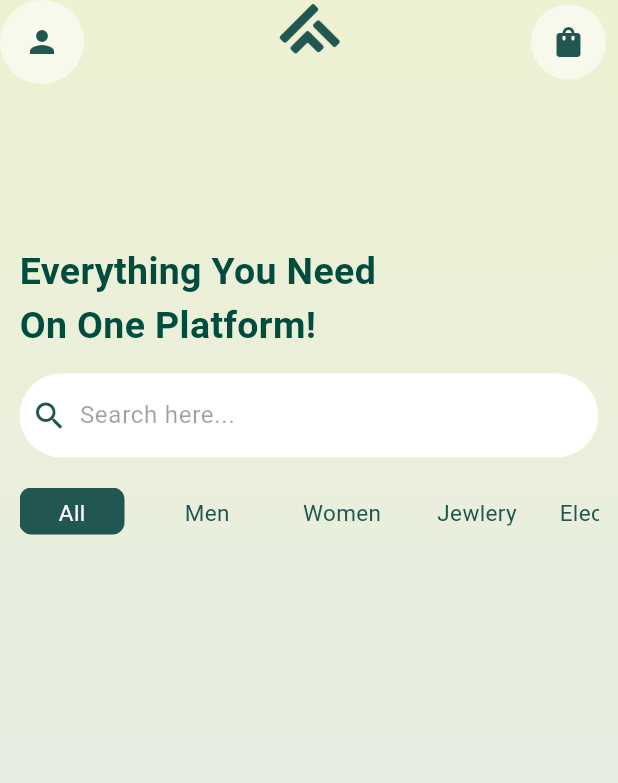
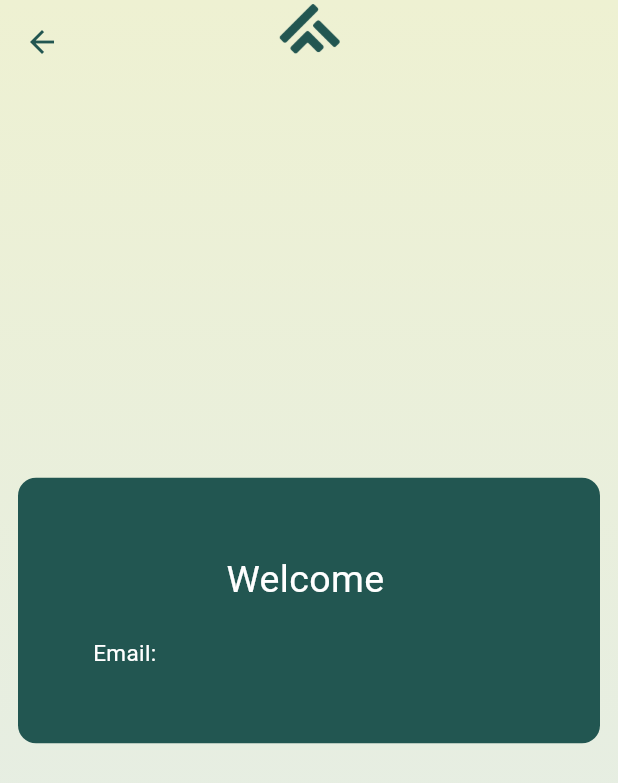
Before and after one commit to OmarElmanzalawy/mini_ecommerce, a Flutter app: the HomeScreen screen opened by its route, after a tap on the "person" icon, on a phone screen of 412 x 824 dp. Shown: the top 783 px of the screen. Run offline on Flutter 3.47's test engine with Material 3 defaults, Android fonts, the phone set to English and light mode, and no system bars; our stand-ins replace dio, email_validator, firebase_auth, firebase_core, flutter_riverpod, get_it and 2 more; accounts and stored records are empty; network calls fail.

Commit message:
finished profile screen and bottom navigation bar

```diff
--- a/lib/main.dart
+++ b/lib/main.dart
@@ -7,6 +7,7 @@ import 'package:mini_ecommerce/models/product_model.dart';
 import 'package:mini_ecommerce/screens/cart_screen.dart';
 import 'package:mini_ecommerce/screens/home_screen.dart';
 import 'package:mini_ecommerce/screens/product_details_screen.dart';
+import 'package:mini_ecommerce/screens/profile_screen.dart';
 import 'package:mini_ecommerce/screens/sign_in_screen.dart';
 import 'package:mini_ecommerce/screens/sign_up_screen.dart';
 import 'package:mini_ecommerce/screens/splash_screen.dart';
@@ -50,6 +51,10 @@ final GoRouter _router = GoRouter(
         return ProductDetailsScreen(model: product,);
       }
     ),
+      GoRoute(
+      path: '/profile',
+      builder: (context, state) => ProfileScreen()
+    ),
 ]);
 
 class MainApp extends StatelessWidget {
--- a/lib/screens/cart_screen.dart
+++ b/lib/screens/cart_screen.dart
@@ -2,6 +2,7 @@ import 'package:flutter/material.dart';
 import 'package:flutter_riverpod/flutter_riverpod.dart';
 import 'package:mini_ecommerce/constants/app_colors.dart';
 import 'package:mini_ecommerce/view_model/cart_provider.dart';
+import 'package:mini_ecommerce/view_model/products_provider.dart';
 import 'package:mini_ecommerce/widgets/action_button.dart';
 import 'package:mini_ecommerce/widgets/cart/checkout_product_card.dart';
 import 'package:mini_ecommerce/widgets/gradient_background.dart';
@@ -42,7 +43,7 @@ class CartScreen extends ConsumerWidget {
               padding: const EdgeInsets.symmetric(horizontal: 12.0,vertical: 30),
               child: Row(
                 children: [
-                  Text('Total: 500\$',style: TextStyle(fontSize: 25,fontWeight: FontWeight.bold),),
+                  Text('Total: ${ref.read(cartProvider.notifier).calculateTotal()}\$',style: TextStyle(fontSize: 25,fontWeight: FontWeight.bold),),
                   Spacer(),
                   ActionButton(text: 'Checkout',width: 120,padding: 0),
                 ],
--- a/lib/screens/home_screen.dart
+++ b/lib/screens/home_screen.dart
@@ -1,22 +1,26 @@
+import 'package:firebase_auth/firebase_auth.dart';
+import 'package:firebase_core/firebase_core.dart';
 import 'package:flutter/material.dart';
 import 'package:flutter_riverpod/flutter_riverpod.dart';
 import 'package:go_router/go_router.dart';
 import 'package:mini_ecommerce/constants/app_colors.dart';
 import 'package:mini_ecommerce/constants/enums.dart';
-import 'package:mini_ecommerce/service/init_get_it.dart';
-import 'package:mini_ecommerce/service/startup_service.dart';
+import 'package:mini_ecommerce/view_model/bottom_navigation_bar_provider.dart';
 import 'package:mini_ecommerce/view_model/products_provider.dart';
 import 'package:mini_ecommerce/widgets/gradient_background.dart';
 import 'package:mini_ecommerce/widgets/home/category_card.dart';
 import 'package:mini_ecommerce/widgets/home/product_card.dart';
+import 'package:water_drop_nav_bar/water_drop_nav_bar.dart';
 
 class HomeScreen extends ConsumerWidget {
-  const HomeScreen({super.key});
+  HomeScreen({super.key});
 
+  // PageController _pageController = PageController(initialPage: 0);
   @override
   Widget build(BuildContext context,WidgetRef ref) {
     final products = ref.watch(productsProvider);
     final productsList = ref.read(productsProvider.notifier).mapCategoryToList();
+    final navIndex = ref.watch(bottomNavigationProvider);
     print(products.products);
     return Scaffold(
       extendBodyBehindAppBar: true,
@@ -27,7 +31,9 @@ class HomeScreen extends ConsumerWidget {
 
         title: Image.asset('assets/images/logo.png',fit: BoxFit.cover,width: 100,height: 70,color: kteal,),
         leading: GestureDetector(
-            onTap: (){},
+            onTap: (){
+              context.push('/profile',extra: FirebaseAuth.instance.currentUser);
+            },
             child: Container(
               decoration: BoxDecoration(
                 color: Colors.white60,
@@ -57,7 +63,30 @@ class HomeScreen extends ConsumerWidget {
           )
         ],
       ),
-      body: GradientBackground(
+      bottomNavigationBar: WaterDropNavBar(
+        waterDropColor: kteal,
+        backgroundColor: kprimaryBackground2,
+        selectedIndex: navIndex,
+        onItemSelected: (index) => ref.read(bottomNavigationProvider.notifier).changeIndex(index),
+        bottomPadding: 15,
+        barItems: [
+          BarItem(
+            filledIcon: Icons.holiday_village,
+            outlinedIcon: Icons.holiday_village_outlined,
+            ),
+            BarItem(
+            filledIcon: Icons.shopping_basket,
+            outlinedIcon: Icons.shopping_basket_outlined,
+            ),
+            BarItem(
+            filledIcon: Icons.person,
+            outlinedIcon: Icons.person_outline,
+            ),
+        ],
+
+        ),
+      body:
+          GradientBackground(
           child: Padding(
             padding: const EdgeInsets.all(13.0),
             child: Column(
@@ -93,9 +122,7 @@ class HomeScreen extends ConsumerWidget {
                 ),
                 const SizedBox(height: 15,),
                 Expanded(
-                flex: 14,
-                child: AnimatedSwitcher(
-                  duration: Duration(milliseconds: 500),
+                  flex: 12,
                   child: GridView.builder(
                     padding: EdgeInsets.zero,
                     gridDelegate: SliverGridDelegateWithFixedCrossAxisCount(
@@ -107,8 +134,6 @@ class HomeScreen extends ConsumerWidget {
                     itemBuilder: (context, index) {
                       return ProductCard(model: productsList[index],);
                     },
-
-                    ),
                     ),
                 )
               ],
--- /dev/null
+++ b/lib/screens/profile_screen.dart
@@ -0,0 +1,64 @@
+import 'package:firebase_auth/firebase_auth.dart';
+import 'package:flutter/material.dart';
+import 'package:go_router/go_router.dart';
+import 'package:mini_ecommerce/constants/app_colors.dart';
+import 'package:mini_ecommerce/models/product_model.dart';
+import 'package:mini_ecommerce/widgets/gradient_background.dart';
+
+class ProfileScreen extends StatelessWidget {
+  const ProfileScreen({super.key});
+  @override
+  Widget build(BuildContext context) {
+    return Scaffold(
+      extendBodyBehindAppBar: true,
+      appBar: AppBar(
+        backgroundColor: Colors.transparent,
+        iconTheme: IconThemeData(color: kteal),
+        centerTitle: true,
+        title: Image.asset('assets/images/logo.png',fit: BoxFit.cover,width: 100,height: 70,color: kteal,),
+      ),
+      body: GradientBackground(
+        child: Padding(
+          padding: const EdgeInsets.all(12.0),
+          child: Column(
+            mainAxisAlignment: MainAxisAlignment.center,
+            crossAxisAlignment: CrossAxisAlignment.start,
+            children: [
+              // const SizedBox(height: 150,),
+             Container(
+              decoration: BoxDecoration(
+                borderRadius: BorderRadius.circular(12),
+                color: kteal
+              ),
+               child: Padding(
+                 padding: const EdgeInsets.all(50.0),
+                 child: Column(
+                   children: [
+                    Row(
+                      mainAxisAlignment: MainAxisAlignment.center,
+                      children: [
+                        Text('Welcome',style: TextStyle(color: Colors.white,fontSize: 25),),
+                        const SizedBox(width: 5,),
+                        Text(FirebaseAuth.instance.currentUser!.displayName!,style: TextStyle(color: Colors.white,fontSize: 25),)
+                      ],
+                    ),
+                    const SizedBox(height: 20,),
+                     Row(
+                      children: [
+                        Text('Email: ',style: TextStyle(fontSize: 15,color: Colors.white),),
+                        const SizedBox(width: 10,),
+                        Text(FirebaseAuth.instance.currentUser!.email!,style: TextStyle(color: Colors.white,fontSize: 15),),
+                      ],
+                     ),
+                   ],
+                 ),
+               ),
+             ),
+             const SizedBox(height: 10,),
+            ],
+          ),
+        )
+        )
+    );
+  }
+}
--- a/lib/service/startup_service.dart
+++ b/lib/service/startup_service.dart
@@ -15,7 +15,7 @@ class StartupService {
     options: DefaultFirebaseOptions.currentPlatform
   );
   print('Firebase Initialized');
-  await FirebaseAuth.instance.signOut();
+  // await FirebaseAuth.instance.signOut();
   setupLocator();
 
 }
--- /dev/null
+++ b/lib/view_model/bottom_navigation_bar_provider.dart
@@ -0,0 +1,13 @@
+import 'package:flutter_riverpod/flutter_riverpod.dart';
+
+final bottomNavigationProvider = StateNotifierProvider<BottomNavigationIndexNotifier, int>((ref) {
+  return BottomNavigationIndexNotifier();
+});
+
+class BottomNavigationIndexNotifier extends StateNotifier<int> {
+  BottomNavigationIndexNotifier() : super(0);
+
+  void changeIndex(int newValue){
+    state = newValue;
+  }
+}
--- a/lib/view_model/cart_provider.dart
+++ b/lib/view_model/cart_provider.dart
@@ -25,6 +25,20 @@ class CartProvider extends  StateNotifier<CartState> {
     }
   }
 
+  double calculateTotal(){
+    final List<ProductModel> products = state.cartProducts;
+    double sum = 0;
+    if(products.isEmpty){
+      return 0;
+    }
+    else{
+      for(var product in products){
+        sum += product.price;
+      }
+      return sum;
+    }
+  }
+
   bool removeFromCart(ProductModel product){
     try{
     final cartProducts = state.cartProducts;
--- a/lib/widgets/cart/checkout_product_card.dart
+++ b/lib/widgets/cart/checkout_product_card.dart
@@ -1,8 +1,10 @@
 import 'package:flutter/material.dart';
 import 'package:flutter_riverpod/flutter_riverpod.dart';
+import 'package:go_router/go_router.dart';
 import 'package:mini_ecommerce/constants/app_colors.dart';
 import 'package:mini_ecommerce/constants/app_styles.dart';
 import 'package:mini_ecommerce/models/product_model.dart';
+import 'package:mini_ecommerce/screens/product_details_screen.dart';
 import 'package:mini_ecommerce/view_model/cart_provider.dart';
 import 'package:mini_ecommerce/widgets/frosted.dart';
 
@@ -14,7 +16,11 @@ class CheckoutProductCard extends ConsumerWidget {
   @override
   Widget build(BuildContext context,WidgetRef ref) {
     final Size size = MediaQuery.sizeOf(context);
-    return Stack(
+    return GestureDetector(
+      onTap: () {
+        context.push('/productdetails',extra: model);
+      },
+      child: Stack(
         children: [
           Container(
           width: size.width * 0.88,
@@ -66,6 +72,7 @@ class CheckoutProductCard extends ConsumerWidget {
           ),
         ),
         ]
+      ),
     );
   }
 }
--- a/lib/widgets/home/product_card.dart
+++ b/lib/widgets/home/product_card.dart
@@ -19,31 +19,29 @@ class ProductCard extends StatelessWidget {
             print('Product Clicked');
             context.push('/productdetails',extra: model);
           },
-          child: Frosted(
           child: Container(
             width: 150,
             height: 200,
             decoration: BoxDecoration(
               borderRadius: BorderRadius.circular(12),
-                color: kteal.withOpacity(0.2),
+              color: Colors.white,
             ),
             child: Hero(
               tag: model.id,
               child: Image.network(model.image,fit: BoxFit.contain,)),
           ),
         ),
-        ),
         const SizedBox(height: 7,),
         Row(
           children: [
-            Text(model.title,style: TextStyle(color: Colors.black87,fontSize: 18,fontWeight: FontWeight.w500,),),
+            Text(model.title,style: TextStyle(color: Colors.black87,fontSize: 18,fontWeight: FontWeight.w500,)),
             const SizedBox(width: 4,),
             Icon(Icons.star,color: Colors.amber,),
             Text(model.rate.toString(),style: TextStyle(fontSize: 14,fontWeight: FontWeight.bold),),
           ],
         ),
         const SizedBox(height: 2,),
-        Text('\$${model.price}}',style: TextStyle(fontWeight: FontWeight.bold),),
+        Text('\$${model.price}',style: TextStyle(fontWeight: FontWeight.bold),),
       ],
     );
   }
--- a/pubspec.yaml
+++ b/pubspec.yaml
@@ -17,6 +17,7 @@ dependencies:
   firebase_core: ^3.10.0
   firebase_auth: ^5.4.0
   email_validator: '^2.1.17'
+  water_drop_nav_bar: ^2.2.2
 
 dev_dependencies:
   flutter_test:
```
Also changed, not shown: lib/constants/app_styles.dart (+8 -0 lines), 1 other file. Lines whose indentation alone changed are shown as unchanged.
